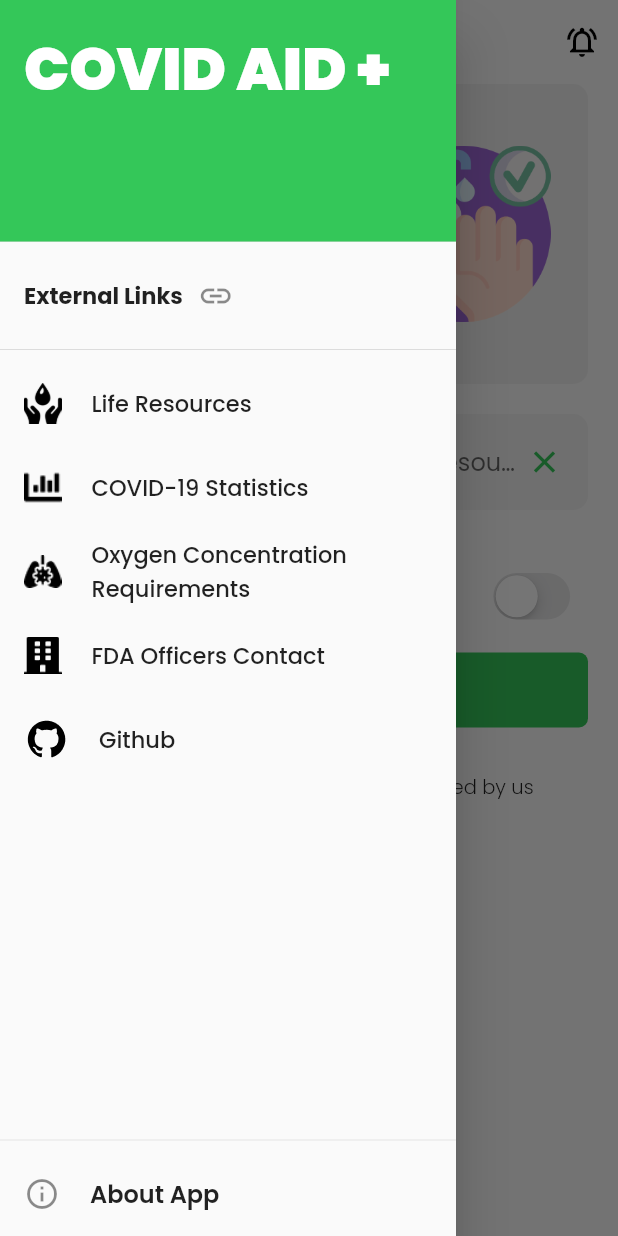
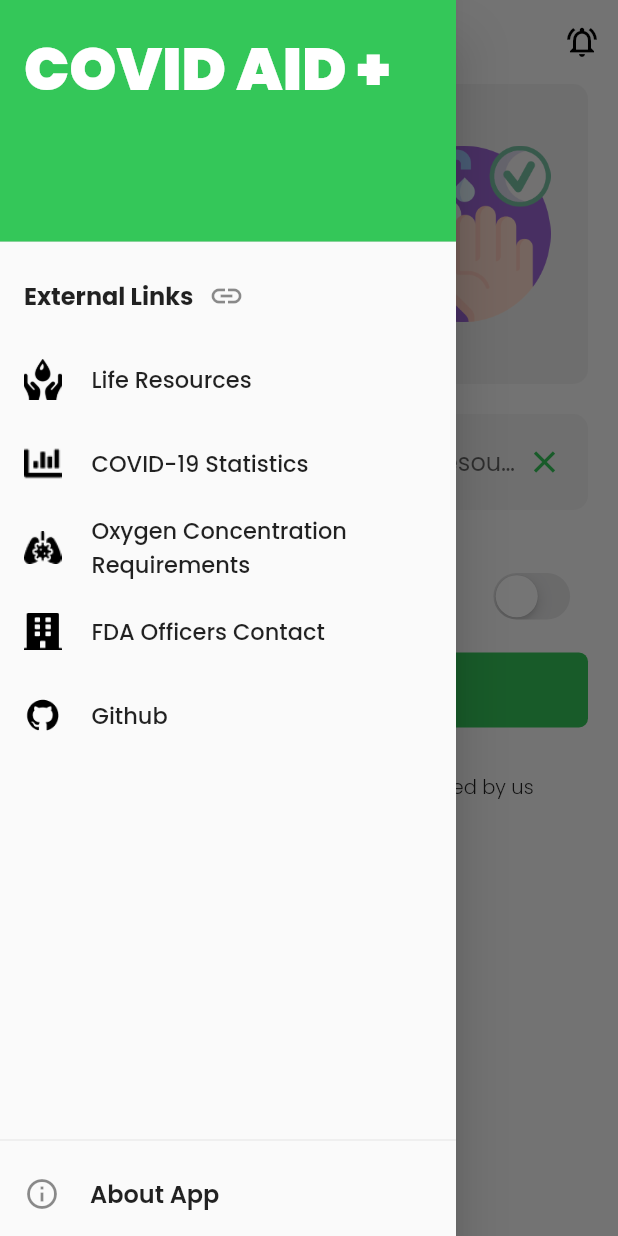
Before and after one commit to icodelifee/CovidAID-flutter, a Flutter app: the screen it shows after launch, with the side drawer open, on a phone screen of 412 x 824 dp. Run offline on Flutter 3.47's test engine with Material 2 defaults, Android fonts, the light colour scheme and no system bars; drawn by our look-alikes of auto_size_text, carousel_slider; our stand-ins replace awesome_notifications, cloud_firestore, dio, firebase_auth, firebase_core, firebase_messaging and 5 more; missing offline and left inert: dio_cache_interceptor, expand_widget, fuzzywuzzy; accounts and stored records are empty; network calls fail.

Commit message:
refractor: use common widget for external links & add all links

```diff
--- /dev/null
+++ b/lib/ui/homepage/widgets/external_links_tile.dart
@@ -0,0 +1,42 @@
+import 'package:flutter/material.dart';
+import 'package:gap/gap.dart';
+import 'package:google_fonts/google_fonts.dart';
+import 'package:url_launcher/url_launcher.dart';
+
+class ExternalLinksTile extends StatelessWidget {
+  const ExternalLinksTile({
+    required this.url,
+    required this.asset,
+    required this.title,
+    Key? key,
+  }) : super(key: key);
+  final String url;
+  final String asset;
+  final String title;
+  @override
+  Widget build(BuildContext context) {
+    return ListTile(
+      onTap: () => launch(url),
+      title: Row(
+        mainAxisSize: MainAxisSize.min,
+        children: [
+          Image.asset(
+            'assets/images/$asset.png',
+            width: 25,
+            color: Colors.black,
+          ),
+          Gap(20),
+          Flexible(
+            child: Text(
+              title,
+              style: GoogleFonts.poppins(
+                fontSize: 15,
+                fontWeight: FontWeight.w500,
+              ),
+            ),
+          ),
+        ],
+      ),
+    );
+  }
+}
--- a/lib/ui/homepage/widgets/homepage_drawer.dart
+++ b/lib/ui/homepage/widgets/homepage_drawer.dart
@@ -2,6 +2,7 @@ import 'package:flutter/material.dart';
 import 'package:gap/gap.dart';
 import 'package:get/get.dart';
 import 'package:google_fonts/google_fonts.dart';
+import 'package:lifecoronasafe/ui/homepage/widgets/external_links_tile.dart';
 
 class HomePageDrawer extends StatelessWidget {
   const HomePageDrawer({
@@ -34,119 +35,39 @@ class HomePageDrawer extends StatelessWidget {
                 Text('External Links',
                     style: GoogleFonts.poppins(
                       fontWeight: FontWeight.w700,
-                      fontSize: 15,
+                      fontSize: 16,
                     )),
                 Gap(10),
                 Icon(Icons.link)
               ],
             ),
           ),
-          Divider(),
-          ListTile(
-            title: Row(
-              mainAxisSize: MainAxisSize.min,
-              children: [
-                Image.asset(
-                  'assets/images/life.png',
-                  width: 25,
-                  color: Colors.black,
-                ),
-                Gap(20),
-                Text(
-                  'Life Resources',
-                  style: GoogleFonts.poppins(
-                    fontSize: 15,
-                    fontWeight: FontWeight.w500,
-                  ),
-                ),
-              ],
-            ),
+          ExternalLinksTile(
+            url: 'https://life.coronasafe.network/',
+            title: 'Life Resources',
+            asset: 'life',
           ),
-          ListTile(
-            title: Row(
-              mainAxisSize: MainAxisSize.min,
-              children: [
-                Image.asset(
-                  'assets/images/covidstats.png',
-                  width: 25,
-                  color: Colors.black,
-                ),
-                Gap(20),
-                Text(
-                  'COVID-19 Statistics',
-                  style: GoogleFonts.poppins(
-                    fontSize: 15,
-                    fontWeight: FontWeight.w500,
-                  ),
-                ),
-              ],
-            ),
+          ExternalLinksTile(
+            url: 'https://www.covid19india.org/',
+            title: 'COVID-19 Statistics',
+            asset: 'covidstats',
           ),
-          ListTile(
-            title: Row(
-              mainAxisSize: MainAxisSize.min,
-              children: [
-                Image.asset(
-                  'assets/images/oxygen.png',
-                  width: 25,
-                  color: Colors.black,
-                ),
-                Gap(20),
-                Flexible(
-                  child: Text(
-                    'Oxygen Concentration Requirements',
-                    style: GoogleFonts.poppins(
-                      fontSize: 15,
-                      fontWeight: FontWeight.w500,
-                    ),
-                  ),
-                ),
-              ],
-            ),
+          ExternalLinksTile(
+            url:
+                'https://charts.mongodb.com/charts-swasth-deman-data-aobsf/public/dashboards/608a951e-5a65-4419-843d-d193674b3673',
+            title: 'Oxygen Concentration Requirements',
+            asset: 'oxygen',
           ),
-          ListTile(
-            title: Row(
-              mainAxisSize: MainAxisSize.min,
-              children: [
-                Image.asset(
-                  'assets/images/fda.png',
-                  width: 25,
-                  color: Colors.black,
-                ),
-                Gap(20),
-                Flexible(
-                  child: Text(
-                    'FDA Officers Contact',
-                    style: GoogleFonts.poppins(
-                      fontSize: 15,
-                      fontWeight: FontWeight.w500,
-                    ),
-                  ),
-                ),
-              ],
-            ),
+          ExternalLinksTile(
+            url:
+                'https://docs.google.com/spreadsheets/d/1BEXdf68gxsYsp3Hsc0gUEPbH_wx0kSbu/edit#gid=438108583',
+            title: 'FDA Officers Contact',
+            asset: 'fda',
           ),
-          ListTile(
-            title: Row(
-              mainAxisSize: MainAxisSize.min,
-              children: [
-                Image.asset(
-                  'assets/images/github.png',
-                  width: 30,
-                  color: Colors.black,
-                ),
-                Gap(20),
-                Flexible(
-                  child: Text(
-                    'Github',
-                    style: GoogleFonts.poppins(
-                      fontSize: 15,
-                      fontWeight: FontWeight.w500,
-                    ),
-                  ),
-                ),
-              ],
-            ),
+          ExternalLinksTile(
+            url: 'https://github.com/icodelifee/CovidAID-flutter',
+            title: 'Github',
+            asset: 'github',
           ),
           Expanded(
             child: Align(
```
